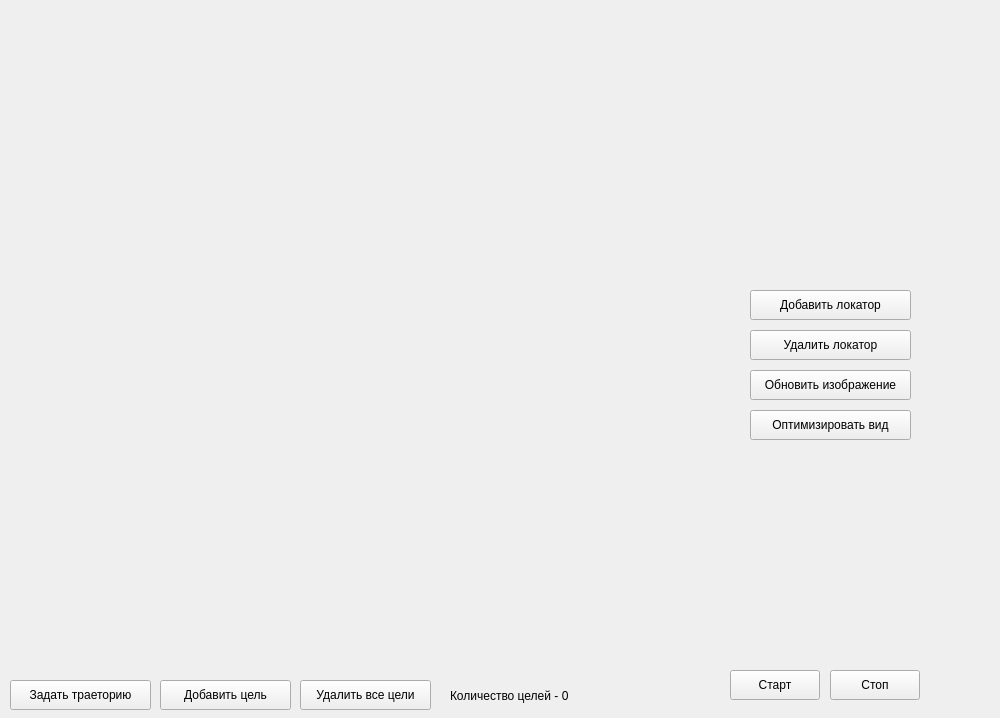
This is widget.ui in MAPSWorks/superpos as Qt 5 draws it before an edit. The edited form follows.
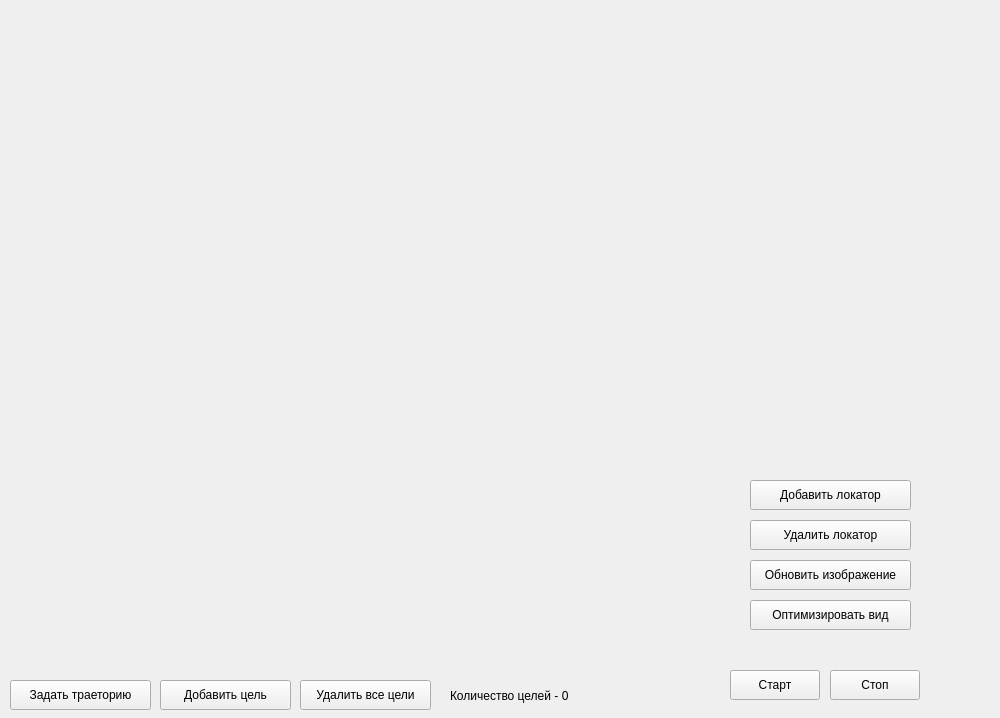
This is the edited form.

Commit message: Объединил несколько панелей в toolbox

Patch:
```diff
--- a/widget.ui
+++ b/widget.ui
@@ -23,7 +23,7 @@
    <property name="geometry">
     <rect>
      <x>750</x>
-     <y>370</y>
+     <y>560</y>
      <width>161</width>
      <height>30</height>
     </rect>
@@ -36,7 +36,7 @@
    <property name="geometry">
     <rect>
      <x>750</x>
-     <y>290</y>
+     <y>480</y>
      <width>161</width>
      <height>30</height>
     </rect>
@@ -49,7 +49,7 @@
    <property name="geometry">
     <rect>
      <x>750</x>
-     <y>330</y>
+     <y>520</y>
      <width>161</width>
      <height>30</height>
     </rect>
@@ -62,7 +62,7 @@
    <property name="geometry">
     <rect>
      <x>750</x>
-     <y>410</y>
+     <y>600</y>
      <width>161</width>
      <height>30</height>
     </rect>
```
The commit also changes 1 other file.
